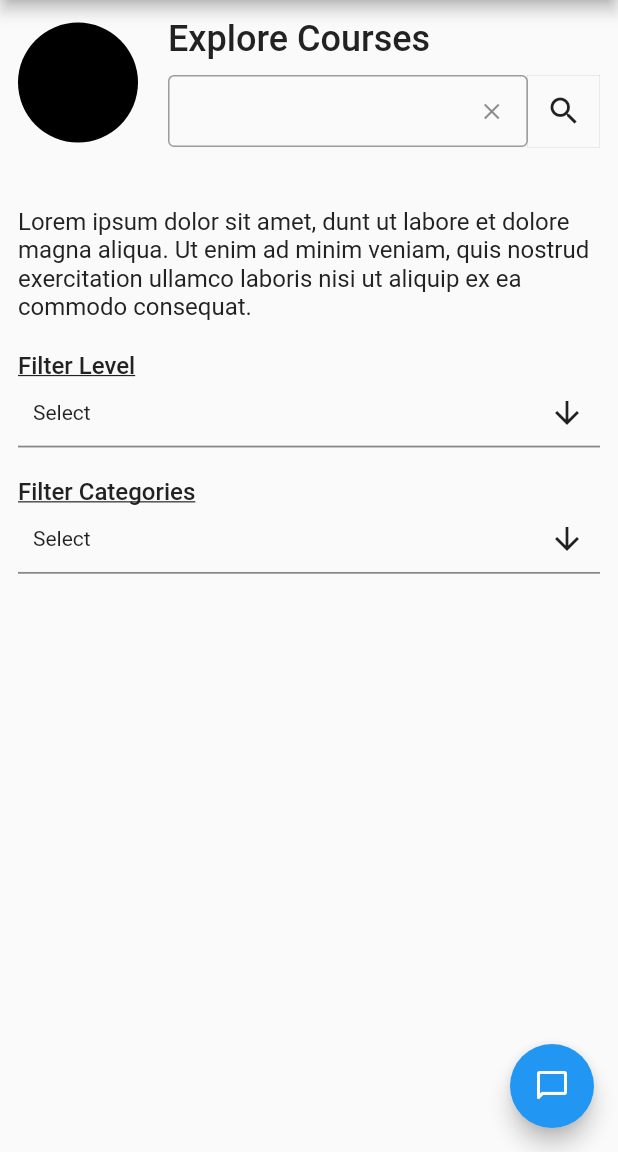
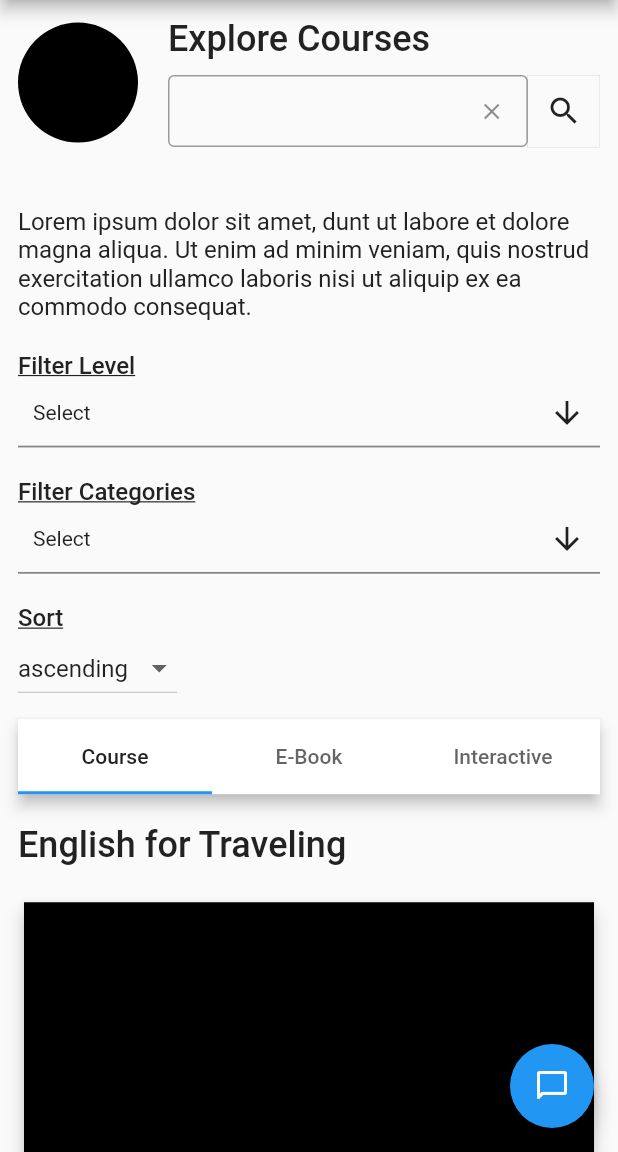
Before and after one commit to ZabitTank/let_tutor_mobile, a Flutter app: the screen it shows after launch, on a phone screen of 412 x 824 dp, the part 84-1236 px from its top. Run offline on Flutter 3.47's test engine with Material 2 defaults, Android fonts, the phone set to English and light mode, and no system bars; drawn by our look-alikes of multi_select_flutter; our stand-ins replace font_awesome_flutter.

Commit message:
update: course view

```diff
--- a/lib/app/modules/course/courses_view.dart
+++ b/lib/app/modules/course/courses_view.dart
@@ -1,6 +1,7 @@
 import 'package:flutter/material.dart';
-import 'package:let_tutor_mobile/app/modules/course/widgets/search_textfield.dart';
+import 'package:let_tutor_mobile/app/modules/course/widgets/course_card.dart';
 import 'package:let_tutor_mobile/app/widgets/main_appbar.dart';
+import 'package:let_tutor_mobile/app/widgets/search_textfield.dart';
 import 'package:let_tutor_mobile/app/widgets/test_widget.dart';
 import 'package:let_tutor_mobile/core/theme/base_style.dart';
 import 'package:multi_select_flutter/multi_select_flutter.dart';
@@ -19,7 +20,10 @@
     const sh_20 = SizedBox(
       height: 20,
     );
-    return Scaffold(
+    return DefaultTabController(
+      length: 3,
+      initialIndex: 0,
+      child: Scaffold(
         appBar: LetTutorCommomWidget.mainAppBar(),
         floatingActionButton: FloatingActionButton(
           hoverColor: BaseColor.green,
@@ -45,7 +49,7 @@
                             style: BaseTextStyle.heading2(),
                           ),
                           sh_10,
-                        const SearchField(),
+                          const SearchField()
                         ],
                       ),
                     ),
@@ -71,15 +75,73 @@
                     sh_20,
                     Text("Filter Categories", style: BaseTextStyle.subtitle3()),
                     MultiSelectDialogField(
-                    items:
-                        categories.map((e) => MultiSelectItem(e, e!)).toList(),
+                      items: categories
+                          .map((e) => MultiSelectItem(e, e!))
+                          .toList(),
                       onConfirm: (values) {
                         selectLevelOptionList = values;
                       },
                     ),
+                    sh_20,
+                    Text("Sort", style: BaseTextStyle.subtitle3()),
+                    DropdownButton<String>(
+                      value: sort,
+                      items: sorts
+                          .map((String value) => DropdownMenuItem(
+                                value: value,
+                                child: Text(value),
+                              ))
+                          .toList(),
+                      onChanged: (value) {
+                        sort = value;
+                      },
+                    ),
+                  ],
+                ),
+                sh_10,
+                SizedBox(
+                  height: 50,
+                  child: AppBar(
+                    bottom: const TabBar(
+                      labelColor: BaseColor.black,
+                      tabs: [
+                        Tab(
+                          text: 'Course',
+                        ),
+                        Tab(
+                          text: 'E-Book',
+                        ),
+                        Tab(
+                          text: 'Interactive',
+                        )
+                      ],
+                    ),
+                  ),
+                ),
+                sh_20,
+                Column(
+                  crossAxisAlignment: CrossAxisAlignment.start,
+                  children: [
+                    Align(
+                      alignment: Alignment.centerLeft,
+                      child: Text(
+                        "English for Traveling",
+                        style: BaseTextStyle.heading2(),
+                      ),
+                    ),
+                    sh_20,
+                    const CourseCard(sh_10: sh_10, sh_20: sh_20),
+                    sh_10,
+                    const CourseCard(sh_10: sh_10, sh_20: sh_20),
+                    sh_10,
+                    const CourseCard(sh_10: sh_10, sh_20: sh_20),
+                    sh_10,
+                    const CourseCard(sh_10: sh_10, sh_20: sh_20),
+                    sh_10,
                   ],
                 ),
               ],
+            ),
           ),
         ),
       ),
@@ -89,7 +151,7 @@
 
 var selectLevelOptionList = <String?>[];
 var selectCategoryOptionList = <String>[];
-
+String? sort = 'ascending';
 const levels = <String?>['Any Level', 'Beginner', 'Intermediate', 'Advanced'];
 const categories = <String?>[
   'English for Bussiness',
@@ -97,7 +159,7 @@
   'Bad English',
   'ChetahPanick'
 ];
-const sort = ['ascending', 'descending'];
+const sorts = ['ascending', 'descending'];
 
 const lorem =
     'Lorem ipsum dolor sit amet, dunt ut labore et dolore magna aliqua. Ut enim ad minim veniam, quis nostrud exercitation ullamco laboris nisi ut aliquip ex ea commodo consequat. ';
--- /dev/null
+++ b/lib/app/modules/course/widgets/course_card.dart
@@ -0,0 +1,56 @@
+import 'package:flutter/material.dart';
+import 'package:let_tutor_mobile/app/widgets/test_widget.dart';
+import 'package:let_tutor_mobile/core/theme/base_style.dart';
+
+class CourseCard extends StatelessWidget {
+  const CourseCard({
+    super.key,
+    required this.sh_10,
+    required this.sh_20,
+  });
+
+  final SizedBox sh_10;
+  final SizedBox sh_20;
+
+  @override
+  Widget build(BuildContext context) {
+    return Card(
+      elevation: 5,
+      shape: RoundedRectangleBorder(
+        borderRadius: BorderRadius.circular(0.0),
+      ),
+      child: InkWell(
+        onTap: () {},
+        child: Column(
+          crossAxisAlignment: CrossAxisAlignment.start,
+          children: [
+            TestWidget.emptyRetangleContainer(
+                width: double.infinity, height: 180),
+            Container(
+              padding: const EdgeInsets.all(12),
+              child: Column(
+                crossAxisAlignment: CrossAxisAlignment.start,
+                children: [
+                  Text(
+                    "What a title",
+                    style: BaseTextStyle.heading3(),
+                  ),
+                  sh_10,
+                  Text(
+                    "For teenager who have an excellent sleep chetah lorem pnacik",
+                    style: BaseTextStyle.body3(),
+                  ),
+                  sh_20,
+                  Text(
+                    'Level',
+                    style: BaseTextStyle.body2(),
+                  )
+                ],
+              ),
+            )
+          ],
+        ),
+      ),
+    );
+  }
+}
--- a/lib/app/modules/course/widgets/search_textfield.dart
+++ b/lib/app/widgets/search_textfield.dart
@@ -1,3 +1,4 @@
+
 import 'package:flutter/material.dart';
 import 'package:let_tutor_mobile/core/theme/base_style.dart';
 
--- a/lib/app/widgets/test_widget.dart
+++ b/lib/app/widgets/test_widget.dart
@@ -22,4 +22,16 @@
       ),
     );
   }
+
+  static Widget emptyRetangleContainer(
+      {required double width, required double height, Color? color}) {
+    return Container(
+      width: width,
+      height: height,
+      decoration: BoxDecoration(
+        color: color ?? Colors.black,
+        shape: BoxShape.rectangle,
+      ),
+    );
+  }
 }
```
Lines whose indentation alone changed are shown as unchanged.
